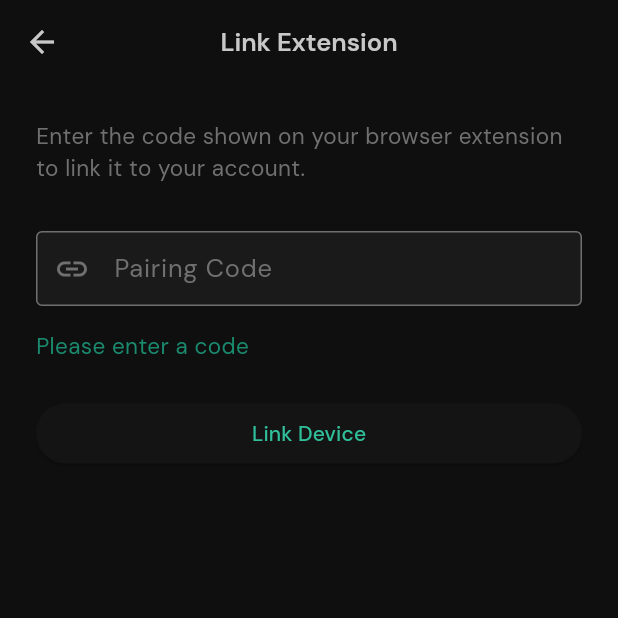
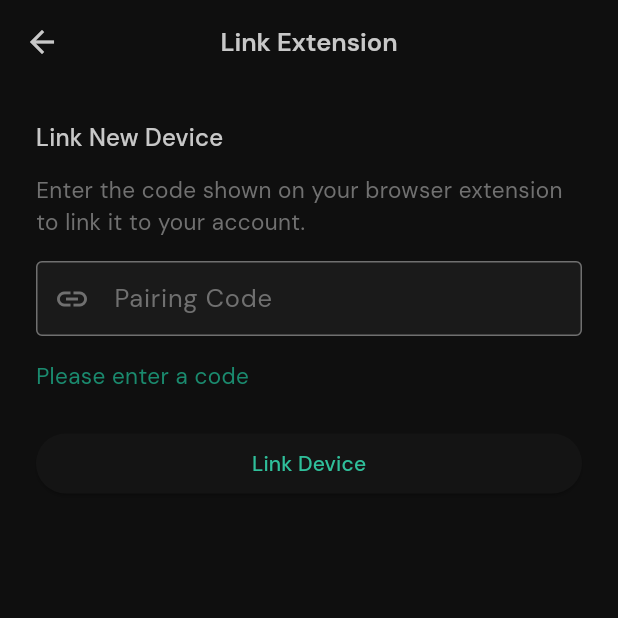
Before and after one commit to natanim-kemal/rem, a Flutter app: the LinkExtensionScreen screen opened directly, after a tap on "Link Device", on a phone screen of 412 x 824 dp, the top half of it. Run offline on Flutter 3.47's test engine with Material 3 defaults, Android fonts, the phone set to English and light mode, and no system bars; our stand-ins replace cached_network_image, connectivity_plus, dio, drift, firebase_core, firebase_messaging and 9 more; missing offline and left inert: clerk_flutter, metadata_fetch, receive_sharing_intent; accounts and stored records are empty; generated files the repository leaves out were written again; network calls fail.

Commit message:
feat(mobile): add linked devices ui and revoke functionality

```diff
--- a/apps/mobile/lib/presentation/screens/link_extension_screen.dart
+++ b/apps/mobile/lib/presentation/screens/link_extension_screen.dart
@@ -14,13 +14,36 @@ class LinkExtensionScreen extends ConsumerStatefulWidget {
 class _LinkExtensionScreenState extends ConsumerState<LinkExtensionScreen> {
   final TextEditingController _codeController = TextEditingController();
   bool _isLoading = false;
+  bool _isRevoking = false;
   String? _error;
   String? _successMessage;
+  List<dynamic> _linkedDevices = [];
+  bool _loadingDevices = false;
+
+  @override
+  void initState() {
+    super.initState();
+    _loadLinkedDevices();
+  }
 
   @override
   void dispose() {
     _codeController.dispose();
     super.dispose();
+  }
+
+  Future<void> _loadLinkedDevices() async {
+    setState(() => _loadingDevices = true);
+    try {
+      final convex = ref.read(convexClientProvider);
+      final devices = await convex.query('pairing:getLinkedDevices');
+      setState(() {
+        _linkedDevices = devices ?? [];
+        _loadingDevices = false;
+      });
+    } catch (e) {
+      setState(() => _loadingDevices = false);
+    }
   }
 
   Future<void> _approvePairing() async {
@@ -59,9 +82,12 @@ class _LinkExtensionScreenState extends ConsumerState<LinkExtensionScreen> {
         _successMessage = 'Device linked successfully!';
       });
 
+      _codeController.clear();
+      await _loadLinkedDevices();
+
       await Future.delayed(const Duration(seconds: 2));
       if (mounted) {
-        Navigator.of(context).pop();
+        setState(() => _successMessage = null);
       }
     } catch (e) {
       setState(() {
@@ -71,23 +97,145 @@ class _LinkExtensionScreenState extends ConsumerState<LinkExtensionScreen> {
     }
   }
 
+  Future<void> _revokeAllDevices() async {
+    final confirmed = await showDialog<bool>(
+      context: context,
+      builder: (context) => AlertDialog(
+        title: const Text('Revoke All Devices'),
+        content: const Text(
+          'This will disconnect all linked browser extensions. They will need to be re-linked to access your account.',
+        ),
+        actions: [
+          TextButton(
+            onPressed: () => Navigator.pop(context, false),
+            child: const Text('Cancel'),
+          ),
+          TextButton(
+            onPressed: () => Navigator.pop(context, true),
+            child: Text(
+              'Revoke All',
+              style: TextStyle(color: Theme.of(context).colorScheme.error),
+            ),
+          ),
+        ],
+      ),
+    );
+
+    if (confirmed != true) return;
+
+    setState(() => _isRevoking = true);
+    try {
+      final convex = ref.read(convexClientProvider);
+      await convex.mutation('pairing:revokeAllDevices');
+      await _loadLinkedDevices();
+      setState(() {
+        _isRevoking = false;
+        _successMessage = 'All devices revoked successfully';
+      });
+    } catch (e) {
+      setState(() {
+        _isRevoking = false;
+        _error = e.toString();
+      });
+    }
+  }
+
+  String _formatExpiry(int expiryTimestamp) {
+    final expiry = DateTime.fromMillisecondsSinceEpoch(expiryTimestamp);
+    final now = DateTime.now();
+    final diff = expiry.difference(now);
+
+    if (diff.isNegative) return 'Expired';
+    if (diff.inDays > 0) return '${diff.inDays}d left';
+    if (diff.inHours > 0) return '${diff.inHours}h left';
+    return '${diff.inMinutes}m left';
+  }
+
   @override
   Widget build(BuildContext context) {
     return Scaffold(
       appBar: AppBar(title: const Text('Link Extension')),
       body: SafeArea(
-        child: Padding(
-          padding: const EdgeInsets.all(24.0),
-          child: Column(
-            crossAxisAlignment: CrossAxisAlignment.start,
+        child: RefreshIndicator(
+          onRefresh: _loadLinkedDevices,
+          child: ListView(
+            padding: const EdgeInsets.all(24.0),
             children: [
+              if (_linkedDevices.isNotEmpty) ...[
+                Text(
+                  'Connected Devices',
+                  style: Theme.of(context).textTheme.titleMedium,
+                ),
+                const SizedBox(height: 12),
+                Container(
+                  decoration: BoxDecoration(
+                    color: Theme.of(context).colorScheme.surfaceContainerHighest,
+                    borderRadius: BorderRadius.circular(12),
+                  ),
+                  child: Column(
+                    children: [
+                      ...List.generate(_linkedDevices.length, (index) {
+                        final device = _linkedDevices[index];
+                        return ListTile(
+                          leading: Container(
+                            padding: const EdgeInsets.all(8),
+                            decoration: BoxDecoration(
+                              color: Colors.green.withValues(alpha: 0.1),
+                              shape: BoxShape.circle,
+                            ),
+                            child: const Icon(
+                              Icons.check_circle,
+                              color: Colors.green,
+                              size: 20,
+                            ),
+                          ),
+                          title: const Text('Browser Extension'),
+                          subtitle: Text(
+                            'Expires: ${_formatExpiry(device['expiresAt'] as int)}',
+                          ),
+                        );
+                      }),
+                      const Divider(height: 1),
+                      ListTile(
+                        leading: Container(
+                          padding: const EdgeInsets.all(8),
+                          decoration: BoxDecoration(
+                            color: Theme.of(context).colorScheme.error.withValues(alpha: 0.1),
+                            shape: BoxShape.circle,
+                          ),
+                          child: Icon(
+                            Icons.delete_outline,
+                            color: Theme.of(context).colorScheme.error,
+                            size: 20,
+                          ),
+                        ),
+                        title: Text(
+                          'Revoke All Devices',
+                          style: TextStyle(
+                            color: Theme.of(context).colorScheme.error,
+                          ),
+                        ),
+                        onTap: _isRevoking ? null : _revokeAllDevices,
+                      ),
+                    ],
+                  ),
+                ),
+                const SizedBox(height: 32),
+                const Divider(),
+                const SizedBox(height: 24),
+              ],
+              Text(
+                'Link New Device',
+                style: Theme.of(context).textTheme.titleMedium,
+              ),
+              const SizedBox(height: 12),
               Text(
                 'Enter the code shown on your browser extension to link it to your account.',
                 style: Theme.of(context).textTheme.bodyMedium?.copyWith(
                   color: Theme.of(context).colorScheme.onSurfaceVariant,
                 ),
               ),
-              const SizedBox(height: 32),
+              const SizedBox(height: 16),
               TextField(
                 controller: _codeController,
                 textCapitalization: TextCapitalization.characters,
@@ -107,7 +255,10 @@ class _LinkExtensionScreenState extends ConsumerState<LinkExtensionScreen> {
               ],
               if (_successMessage != null) ...[
                 const SizedBox(height: 16),
-                Text(_successMessage!, style: TextStyle(color: Colors.green)),
+                Text(
+                  _successMessage!,
+                  style: const TextStyle(color: Colors.green),
+                ),
               ],
               const SizedBox(height: 24),
               SizedBox(
```
